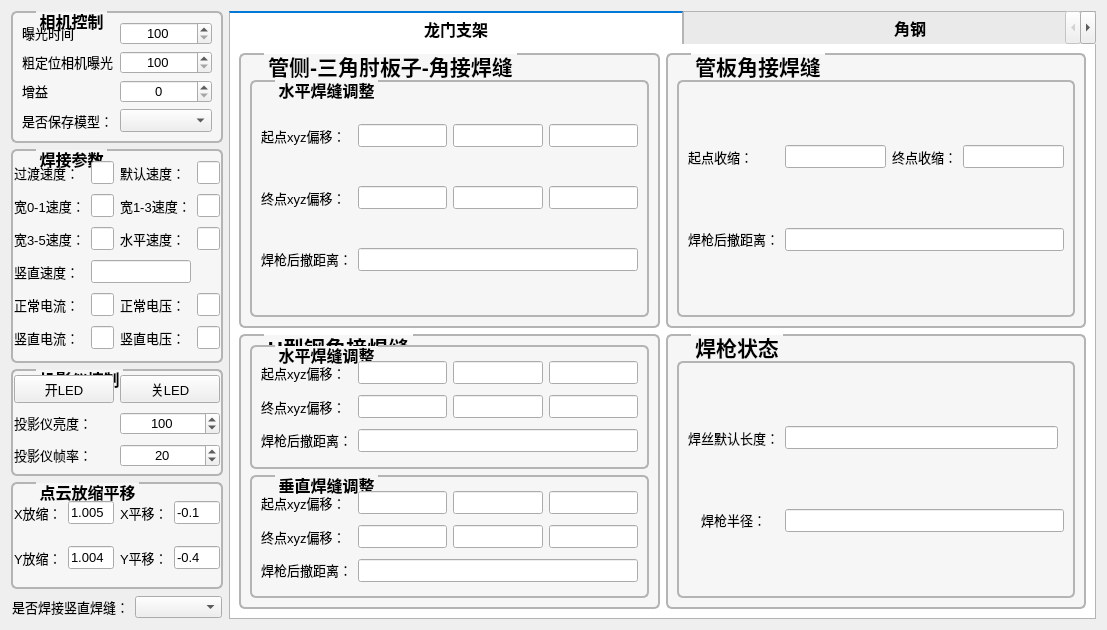
The window that src/settingPara/SettingWidget.ui (VN-BVB/3EA-Welding) describes before a commit, drawn with Qt 5.
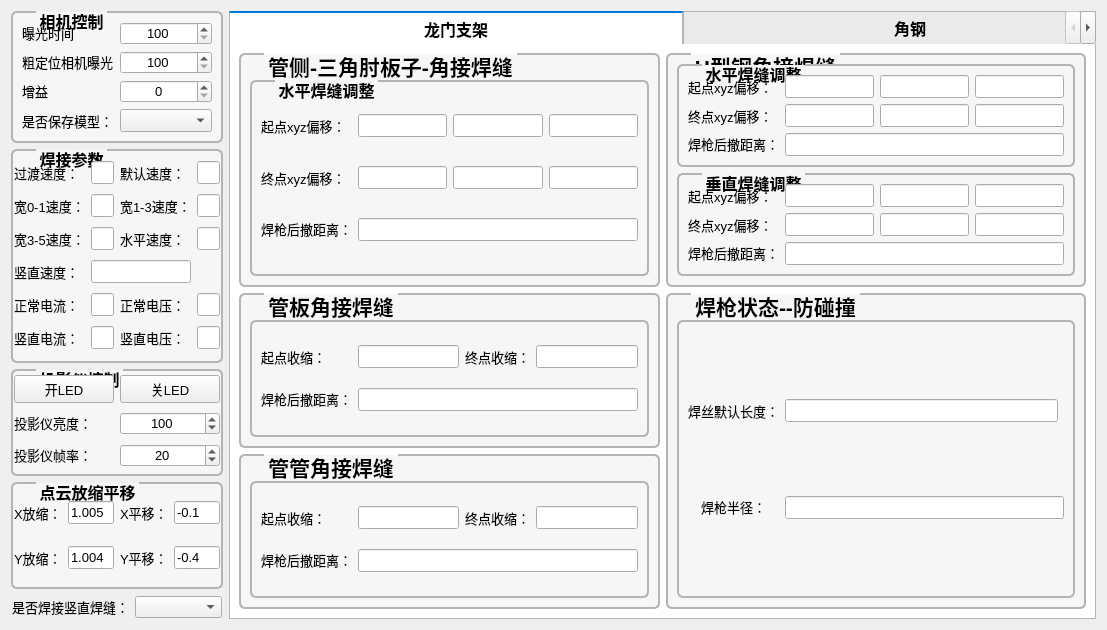
The same window after the commit.

Commit message: 增加管管检测框架，管管碰撞检测debug版本

```diff
--- a/src/settingPara/SettingWidget.ui
+++ b/src/settingPara/SettingWidget.ui
@@ -85,7 +85,7 @@
       <attribute name="title">
        <string>龙门支架</string>
       </attribute>
-      <layout class="QGridLayout" name="gridLayout_29">
+      <layout class="QGridLayout" name="gridLayout_31">
        <item row="0" column="0">
         <widget class="QGroupBox" name="groupBox_20">
          <property name="sizePolicy">
@@ -312,191 +312,6 @@
         </widget>
        </item>
        <item row="0" column="1">
-        <widget class="QGroupBox" name="groupBox_22">
-         <property name="sizePolicy">
-          <sizepolicy hsizetype="Preferred" vsizetype="Preferred">
-           <horstretch>4</horstretch>
-           <verstretch>2</verstretch>
-          </sizepolicy>
-         </property>
-         <property name="font">
-          <font>
-           <pointsize>16</pointsize>
-           <bold>true</bold>
-          </font>
-         </property>
-         <property name="styleSheet">
-          <string notr="true">QGroupBox {
-	color: rgb(0, 0, 0);
-	background-color: #f6f6f6;
-    border-width: 2px;
-    border-radius: 6px;
-   border-style:solid;
-  border-color: #b4b4b4;
-  margin-top: 2ex;
-}
-QGroupBox::title {
-     subcontrol-origin: margin;
-     subcontrol-position: top left;
-   left:25px;
-     margin-left: 0px;
-     padding:0 1px;
-}</string>
-         </property>
-         <property name="title">
-          <string>管板角接焊缝</string>
-         </property>
-         <property name="alignment">
-          <set>Qt::AlignCenter</set>
-         </property>
-         <layout class="QGridLayout" name="gridLayout_26">
-          <item row="1" column="0">
-           <layout class="QVBoxLayout" name="verticalLayout_7">
-            <item>
-             <widget class="QGroupBox" name="groupBox_26">
-              <property name="font">
-               <font>
-                <pointsize>12</pointsize>
-                <bold>true</bold>
-               </font>
-              </property>
-              <property name="styleSheet">
-               <string notr="true">QGroupBox {
-	color: rgb(0, 0, 0);
-	background-color: #f6f6f6;
-    border-width: 2px;
-    border-radius: 6px;
-   border-style:solid;
-  border-color: #b4b4b4;
-  margin-top: 2ex;
-}
-QGroupBox::title {
-     subcontrol-origin: margin;
-     subcontrol-position: top left;
-   left:25px;
-     margin-left: 0px;
-     padding:0 1px;
-}</string>
-              </property>
-              <property name="title">
-               <string/>
-              </property>
-              <property name="alignment">
-               <set>Qt::AlignCenter</set>
-              </property>
-              <layout class="QGridLayout" name="gridLayout_23">
-               <item row="0" column="1">
-                <widget class="QLineEdit" name="lineEdit_TPFStartOffset">
-                 <property name="sizePolicy">
-                  <sizepolicy hsizetype="Expanding" vsizetype="Fixed">
-                   <horstretch>0</horstretch>
-                   <verstretch>0</verstretch>
-                  </sizepolicy>
-                 </property>
-                 <property name="font">
-                  <font>
-                   <pointsize>10</pointsize>
-                   <bold>false</bold>
-                  </font>
-                 </property>
-                </widget>
-               </item>
-               <item row="0" column="2">
-                <widget class="QLabel" name="label_72">
-                 <property name="font">
-                  <font>
-                   <pointsize>10</pointsize>
-                   <bold>false</bold>
-                  </font>
-                 </property>
-                 <property name="styleSheet">
-                  <string notr="true">color: rgb(0, 0, 0);</string>
-                 </property>
-                 <property name="text">
-                  <string>终点收缩：</string>
-                 </property>
-                </widget>
-               </item>
-               <item row="0" column="0">
-                <widget class="QLabel" name="label_71">
-                 <property name="font">
-                  <font>
-                   <pointsize>10</pointsize>
-                   <bold>false</bold>
-                  </font>
-                 </property>
-                 <property name="styleSheet">
-                  <string notr="true">color: rgb(0, 0, 0);</string>
-                 </property>
-                 <property name="text">
-                  <string>起点收缩：</string>
-                 </property>
-                </widget>
-               </item>
-               <item row="1" column="0">
-                <widget class="QLabel" name="label_73">
-                 <property name="font">
-                  <font>
-                   <pointsize>10</pointsize>
-                   <bold>false</bold>
-                  </font>
-                 </property>
-                 <property name="styleSheet">
-                  <string notr="true">color: rgb(0, 0, 0);</string>
-                 </property>
-                 <property name="text">
-                  <string>&lt;html&gt;&lt;head/&gt;&lt;body&gt;&lt;p align=&quot;center&quot;&gt;焊枪后撤距离：&lt;/p&gt;&lt;/body&gt;&lt;/html&gt;</string>
-                 </property>
-                </widget>
-               </item>
-               <item row="1" column="1" colspan="3">
-                <widget class="QLineEdit" name="lineEdit_TPFWeld_WithdrawDistance">
-                 <property name="sizePolicy">
-                  <sizepolicy hsizetype="Expanding" vsizetype="Fixed">
-                   <horstretch>0</horstretch>
-                   <verstretch>0</verstretch>
-                  </sizepolicy>
-                 </property>
-                 <property name="font">
-                  <font>
-                   <pointsize>10</pointsize>
-                   <bold>false</bold>
-                  </font>
-                 </property>
-                </widget>
-               </item>
-               <item row="0" column="3">
-                <widget class="QLineEdit" name="lineEdit_TPFEndOffset">
-                 <property name="font">
-                  <font>
-                   <pointsize>10</pointsize>
-                   <bold>false</bold>
-                  </font>
-                 </property>
-                </widget>
-               </item>
-              </layout>
-             </widget>
-            </item>
-           </layout>
-          </item>
-          <item row="0" column="0">
-           <widget class="QLabel" name="label_10">
-            <property name="maximumSize">
-             <size>
-              <width>16777215</width>
-              <height>10</height>
-             </size>
-            </property>
-            <property name="text">
-             <string/>
-            </property>
-           </widget>
-          </item>
-         </layout>
-        </widget>
-       </item>
-       <item row="1" column="0">
         <widget class="QGroupBox" name="groupBox_23">
          <property name="sizePolicy">
           <sizepolicy hsizetype="Preferred" vsizetype="Preferred">
@@ -874,7 +689,192 @@
          </layout>
         </widget>
        </item>
-       <item row="1" column="1">
+       <item row="1" column="0">
+        <widget class="QGroupBox" name="groupBox_22">
+         <property name="sizePolicy">
+          <sizepolicy hsizetype="Preferred" vsizetype="Preferred">
+           <horstretch>4</horstretch>
+           <verstretch>2</verstretch>
+          </sizepolicy>
+         </property>
+         <property name="font">
+          <font>
+           <pointsize>16</pointsize>
+           <bold>true</bold>
+          </font>
+         </property>
+         <property name="styleSheet">
+          <string notr="true">QGroupBox {
+	color: rgb(0, 0, 0);
+	background-color: #f6f6f6;
+    border-width: 2px;
+    border-radius: 6px;
+   border-style:solid;
+  border-color: #b4b4b4;
+  margin-top: 2ex;
+}
+QGroupBox::title {
+     subcontrol-origin: margin;
+     subcontrol-position: top left;
+   left:25px;
+     margin-left: 0px;
+     padding:0 1px;
+}</string>
+         </property>
+         <property name="title">
+          <string>管板角接焊缝</string>
+         </property>
+         <property name="alignment">
+          <set>Qt::AlignCenter</set>
+         </property>
+         <layout class="QGridLayout" name="gridLayout_26">
+          <item row="1" column="0">
+           <layout class="QVBoxLayout" name="verticalLayout_7">
+            <item>
+             <widget class="QGroupBox" name="groupBox_26">
+              <property name="font">
+               <font>
+                <pointsize>12</pointsize>
+                <bold>true</bold>
+               </font>
+              </property>
+              <property name="styleSheet">
+               <string notr="true">QGroupBox {
+	color: rgb(0, 0, 0);
+	background-color: #f6f6f6;
+    border-width: 2px;
+    border-radius: 6px;
+   border-style:solid;
+  border-color: #b4b4b4;
+  margin-top: 2ex;
+}
+QGroupBox::title {
+     subcontrol-origin: margin;
+     subcontrol-position: top left;
+   left:25px;
+     margin-left: 0px;
+     padding:0 1px;
+}</string>
+              </property>
+              <property name="title">
+               <string/>
+              </property>
+              <property name="alignment">
+               <set>Qt::AlignCenter</set>
+              </property>
+              <layout class="QGridLayout" name="gridLayout_23">
+               <item row="0" column="1">
+                <widget class="QLineEdit" name="lineEdit_TPFStartOffset">
+                 <property name="sizePolicy">
+                  <sizepolicy hsizetype="Expanding" vsizetype="Fixed">
+                   <horstretch>0</horstretch>
+                   <verstretch>0</verstretch>
+                  </sizepolicy>
+                 </property>
+                 <property name="font">
+                  <font>
+                   <pointsize>10</pointsize>
+                   <bold>false</bold>
+                  </font>
+                 </property>
+                </widget>
+               </item>
+               <item row="0" column="2">
+                <widget class="QLabel" name="label_72">
+                 <property name="font">
+                  <font>
+                   <pointsize>10</pointsize>
+                   <bold>false</bold>
+                  </font>
+                 </property>
+                 <property name="styleSheet">
+                  <string notr="true">color: rgb(0, 0, 0);</string>
+                 </property>
+                 <property name="text">
+                  <string>终点收缩：</string>
+                 </property>
+                </widget>
+               </item>
+               <item row="0" column="0">
+                <widget class="QLabel" name="label_71">
+                 <property name="font">
+                  <font>
+                   <pointsize>10</pointsize>
+                   <bold>false</bold>
+                  </font>
+                 </property>
+                 <property name="styleSheet">
+                  <string notr="true">color: rgb(0, 0, 0);</string>
+                 </property>
+                 <property name="text">
+                  <string>起点收缩：</string>
+                 </property>
+                </widget>
+               </item>
+               <item row="1" column="0">
+                <widget class="QLabel" name="label_73">
+                 <property name="font">
+                  <font>
+                   <pointsize>10</pointsize>
+                   <bold>false</bold>
+                  </font>
+                 </property>
+                 <property name="styleSheet">
+                  <string notr="true">color: rgb(0, 0, 0);</string>
+                 </property>
+                 <property name="text">
+                  <string>&lt;html&gt;&lt;head/&gt;&lt;body&gt;&lt;p align=&quot;center&quot;&gt;焊枪后撤距离：&lt;/p&gt;&lt;/body&gt;&lt;/html&gt;</string>
+                 </property>
+                </widget>
+               </item>
+               <item row="1" column="1" colspan="3">
+                <widget class="QLineEdit" name="lineEdit_TPFWeld_WithdrawDistance">
+                 <property name="sizePolicy">
+                  <sizepolicy hsizetype="Expanding" vsizetype="Fixed">
+                   <horstretch>0</horstretch>
+                   <verstretch>0</verstretch>
+                  </sizepolicy>
+                 </property>
+                 <property name="font">
+                  <font>
+                   <pointsize>10</pointsize>
+                   <bold>false</bold>
+                  </font>
+                 </property>
+                </widget>
+               </item>
+               <item row="0" column="3">
+                <widget class="QLineEdit" name="lineEdit_TPFEndOffset">
+                 <property name="font">
+                  <font>
+                   <pointsize>10</pointsize>
+                   <bold>false</bold>
+                  </font>
+                 </property>
+                </widget>
+               </item>
+              </layout>
+             </widget>
+            </item>
+           </layout>
+          </item>
+          <item row="0" column="0">
+           <widget class="QLabel" name="label_10">
+            <property name="maximumSize">
+             <size>
+              <width>16777215</width>
+              <height>10</height>
+             </size>
+            </property>
+            <property name="text">
+             <string/>
+            </property>
+           </widget>
+          </item>
+         </layout>
+        </widget>
+       </item>
+       <item row="1" column="1" rowspan="2">
         <widget class="QGroupBox" name="groupBox_27">
          <property name="sizePolicy">
           <sizepolicy hsizetype="Preferred" vsizetype="Preferred">
@@ -907,7 +907,7 @@
 }</string>
          </property>
          <property name="title">
-          <string>焊枪状态</string>
+          <string>焊枪状态--防碰撞</string>
          </property>
          <property name="alignment">
           <set>Qt::AlignCenter</set>
@@ -1033,6 +1033,191 @@
          </layout>
         </widget>
        </item>
+       <item row="2" column="0">
+        <widget class="QGroupBox" name="groupBox_29">
+         <property name="sizePolicy">
+          <sizepolicy hsizetype="Preferred" vsizetype="Preferred">
+           <horstretch>4</horstretch>
+           <verstretch>2</verstretch>
+          </sizepolicy>
+         </property>
+         <property name="font">
+          <font>
+           <pointsize>16</pointsize>
+           <bold>true</bold>
+          </font>
+         </property>
+         <property name="styleSheet">
+          <string notr="true">QGroupBox {
+	color: rgb(0, 0, 0);
+	background-color: #f6f6f6;
+    border-width: 2px;
+    border-radius: 6px;
+   border-style:solid;
+  border-color: #b4b4b4;
+  margin-top: 2ex;
+}
+QGroupBox::title {
+     subcontrol-origin: margin;
+     subcontrol-position: top left;
+   left:25px;
+     margin-left: 0px;
+     padding:0 1px;
+}</string>
+         </property>
+         <property name="title">
+          <string>管管角接焊缝</string>
+         </property>
+         <property name="alignment">
+          <set>Qt::AlignCenter</set>
+         </property>
+         <layout class="QGridLayout" name="gridLayout_29">
+          <item row="1" column="0">
+           <layout class="QVBoxLayout" name="verticalLayout_9">
+            <item>
+             <widget class="QGroupBox" name="groupBox_30">
+              <property name="font">
+               <font>
+                <pointsize>12</pointsize>
+                <bold>true</bold>
+               </font>
+              </property>
+              <property name="styleSheet">
+               <string notr="true">QGroupBox {
+	color: rgb(0, 0, 0);
+	background-color: #f6f6f6;
+    border-width: 2px;
+    border-radius: 6px;
+   border-style:solid;
+  border-color: #b4b4b4;
+  margin-top: 2ex;
+}
+QGroupBox::title {
+     subcontrol-origin: margin;
+     subcontrol-position: top left;
+   left:25px;
+     margin-left: 0px;
+     padding:0 1px;
+}</string>
+              </property>
+              <property name="title">
+               <string/>
+              </property>
+              <property name="alignment">
+               <set>Qt::AlignCenter</set>
+              </property>
+              <layout class="QGridLayout" name="gridLayout_30">
+               <item row="0" column="1">
+                <widget class="QLineEdit" name="lineEdit_TTFStartOffset">
+                 <property name="sizePolicy">
+                  <sizepolicy hsizetype="Expanding" vsizetype="Fixed">
+                   <horstretch>0</horstretch>
+                   <verstretch>0</verstretch>
+                  </sizepolicy>
+                 </property>
+                 <property name="font">
+                  <font>
+                   <pointsize>10</pointsize>
+                   <bold>false</bold>
+                  </font>
+                 </property>
+                </widget>
+               </item>
+               <item row="0" column="2">
+                <widget class="QLabel" name="label_74">
+                 <property name="font">
+                  <font>
+                   <pointsize>10</pointsize>
+                   <bold>false</bold>
+                  </font>
+                 </property>
+                 <property name="styleSheet">
+                  <string notr="true">color: rgb(0, 0, 0);</string>
+                 </property>
+                 <property name="text">
+                  <string>终点收缩：</string>
+                 </property>
+                </widget>
+               </item>
+               <item row="0" column="0">
+                <widget class="QLabel" name="label_77">
+                 <property name="font">
+                  <font>
+                   <pointsize>10</pointsize>
+                   <bold>false</bold>
+                  </font>
+                 </property>
+                 <property name="styleSheet">
+                  <string notr="true">color: rgb(0, 0, 0);</string>
+                 </property>
+                 <property name="text">
+                  <string>起点收缩：</string>
+                 </property>
+                </widget>
+               </item>
+               <item row="1" column="0">
+                <widget class="QLabel" name="label_78">
+                 <property name="font">
+                  <font>
+                   <pointsize>10</pointsize>
+                   <bold>false</bold>
+                  </font>
+                 </property>
+                 <property name="styleSheet">
+                  <string notr="true">color: rgb(0, 0, 0);</string>
+                 </property>
+                 <property name="text">
+                  <string>&lt;html&gt;&lt;head/&gt;&lt;body&gt;&lt;p align=&quot;center&quot;&gt;焊枪后撤距离：&lt;/p&gt;&lt;/body&gt;&lt;/html&gt;</string>
+                 </property>
+                </widget>
+               </item>
+               <item row="1" column="1" colspan="3">
+                <widget class="QLineEdit" name="lineEdit_TTFWeld_WithdrawDistance">
+                 <property name="sizePolicy">
+                  <sizepolicy hsizetype="Expanding" vsizetype="Fixed">
+                   <horstretch>0</horstretch>
+                   <verstretch>0</verstretch>
+                  </sizepolicy>
+                 </property>
+                 <property name="font">
+                  <font>
+                   <pointsize>10</pointsize>
+                   <bold>false</bold>
+                  </font>
+                 </property>
+                </widget>
+               </item>
+               <item row="0" column="3">
+                <widget class="QLineEdit" name="lineEdit_TTFEndOffset">
+                 <property name="font">
+                  <font>
+                   <pointsize>10</pointsize>
+                   <bold>false</bold>
+                  </font>
+                 </property>
+                </widget>
+               </item>
+              </layout>
+             </widget>
+            </item>
+           </layout>
+          </item>
+          <item row="0" column="0">
+           <widget class="QLabel" name="label_13">
+            <property name="maximumSize">
+             <size>
+              <width>16777215</width>
+              <height>10</height>
+             </size>
+            </property>
+            <property name="text">
+             <string/>
+            </property>
+           </widget>
+          </item>
+         </layout>
+        </widget>
+       </item>
       </layout>
      </widget>
      <widget class="QWidget" name="tab_2">
```
Left out of the diff: 2014 changed lines with no effect on the pictures. The commit also changes 17 other files.
